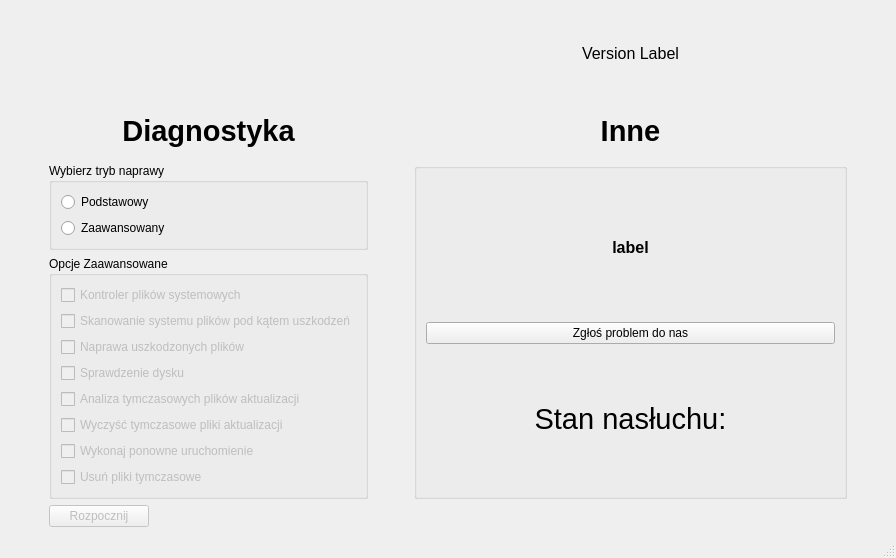
lukpro681/PC-Diagnostic-Center, file Win_diagnosis_Minimal/mainwindow.ui: the form before one commit.
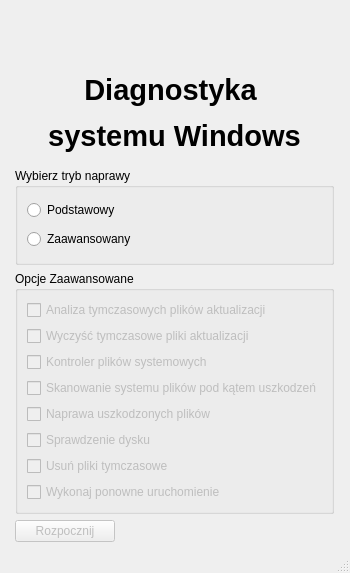
The form after the commit. Icons and pictures are not drawn.

```diff
--- a/Win_diagnosis_Minimal/mainwindow.ui
+++ b/Win_diagnosis_Minimal/mainwindow.ui
@@ -6,20 +6,20 @@
    <rect>
     <x>0</x>
     <y>0</y>
-    <width>896</width>
-    <height>558</height>
+    <width>350</width>
+    <height>573</height>
    </rect>
   </property>
   <property name="minimumSize">
    <size>
-    <width>687</width>
-    <height>543</height>
+    <width>350</width>
+    <height>573</height>
    </size>
   </property>
   <property name="maximumSize">
    <size>
-    <width>9999999</width>
-    <height>16777215</height>
+    <width>350</width>
+    <height>573</height>
    </size>
   </property>
   <property name="windowTitle">
@@ -27,7 +27,42 @@
   </property>
   <widget class="QWidget" name="centralwidget">
    <layout class="QGridLayout" name="gridLayout_3">
-    <item row="6" column="1" rowspan="2">
+    <item row="4" column="0">
+     <widget class="QGroupBox" name="groupBox">
+      <property name="maximumSize">
+       <size>
+        <width>16777215</width>
+        <height>16777215</height>
+       </size>
+      </property>
+      <property name="title">
+       <string>Wybierz tryb naprawy</string>
+      </property>
+      <layout class="QGridLayout" name="gridLayout_2">
+       <item row="0" column="0">
+        <widget class="QRadioButton" name="basic">
+         <property name="toolTip">
+          <string>Wykonuje podstawową procedurę naprawy systemu plików</string>
+         </property>
+         <property name="text">
+          <string>Podstawowy</string>
+         </property>
+        </widget>
+       </item>
+       <item row="1" column="0">
+        <widget class="QRadioButton" name="advanced">
+         <property name="toolTip">
+          <string>Pozwala wybrać zestaw instrukcji, który ma zostać wykonany</string>
+         </property>
+         <property name="text">
+          <string>Zaawansowany</string>
+         </property>
+        </widget>
+       </item>
+      </layout>
+     </widget>
+    </item>
+    <item row="5" column="0" rowspan="2">
      <widget class="QGroupBox" name="groupBox_2">
       <property name="enabled">
        <bool>true</bool>
@@ -36,7 +71,37 @@
        <string>Opcje Zaawansowane</string>
       </property>
       <layout class="QGridLayout" name="gridLayout">
-       <item row="10" column="0">
+       <item row="15" column="0">
+        <widget class="QCheckBox" name="op8">
+         <property name="enabled">
+          <bool>false</bool>
+         </property>
+         <property name="text">
+          <string>Usuń pliki tymczasowe</string>
+         </property>
+        </widget>
+       </item>
+       <item row="9" column="0">
+        <widget class="QCheckBox" name="op4">
+         <property name="enabled">
+          <bool>false</bool>
+         </property>
+         <property name="text">
+          <string>Sprawdzenie dysku</string>
+         </property>
+        </widget>
+       </item>
+       <item row="4" column="0">
+        <widget class="QCheckBox" name="op2">
+         <property name="enabled">
+          <bool>false</bool>
+         </property>
+         <property name="text">
+          <string>Skanowanie systemu plików pod kątem uszkodzeń</string>
+         </property>
+        </widget>
+       </item>
+       <item row="2" column="0">
         <widget class="QCheckBox" name="op6">
          <property name="enabled">
           <bool>false</bool>
@@ -46,7 +111,7 @@
          </property>
         </widget>
        </item>
-       <item row="1" column="0">
+       <item row="3" column="0">
         <widget class="QCheckBox" name="op1">
          <property name="enabled">
           <bool>false</bool>
@@ -59,37 +124,7 @@
          </property>
         </widget>
        </item>
-       <item row="12" column="0">
-        <widget class="QCheckBox" name="op7">
-         <property name="enabled">
-          <bool>false</bool>
-         </property>
-         <property name="text">
-          <string>Wykonaj ponowne uruchomienie</string>
-         </property>
-        </widget>
-       </item>
-       <item row="13" column="0">
-        <widget class="QCheckBox" name="op8">
-         <property name="enabled">
-          <bool>false</bool>
-         </property>
-         <property name="text">
-          <string>Usuń pliki tymczasowe</string>
-         </property>
-        </widget>
-       </item>
-       <item row="7" column="0">
-        <widget class="QCheckBox" name="op4">
-         <property name="enabled">
-          <bool>false</bool>
-         </property>
-         <property name="text">
-          <string>Sprawdzenie dysku</string>
-         </property>
-        </widget>
-       </item>
-       <item row="8" column="0">
+       <item row="1" column="0">
         <widget class="QCheckBox" name="op5">
          <property name="enabled">
           <bool>false</bool>
@@ -99,7 +134,7 @@
          </property>
         </widget>
        </item>
-       <item row="3" column="0">
+       <item row="6" column="0">
         <widget class="QCheckBox" name="op3">
          <property name="enabled">
           <bool>false</bool>
@@ -109,52 +144,20 @@
          </property>
         </widget>
        </item>
-       <item row="2" column="0">
-        <widget class="QCheckBox" name="op2">
+       <item row="16" column="0">
+        <widget class="QCheckBox" name="op7">
          <property name="enabled">
           <bool>false</bool>
          </property>
          <property name="text">
-          <string>Skanowanie systemu plików pod kątem uszkodzeń</string>
+          <string>Wykonaj ponowne uruchomienie</string>
          </property>
         </widget>
        </item>
       </layout>
      </widget>
     </item>
-    <item row="3" column="4">
-     <spacer name="horizontalSpacer_5">
-      <property name="orientation">
-       <enum>Qt::Horizontal</enum>
-      </property>
-      <property name="sizeType">
-       <enum>QSizePolicy::Fixed</enum>
-      </property>
-      <property name="sizeHint" stdset="0">
-       <size>
-        <width>40</width>
-        <height>20</height>
-       </size>
-      </property>
-     </spacer>
-    </item>
-    <item row="8" column="3">
-     <spacer name="verticalSpacer_2">
-      <property name="orientation">
-       <enum>Qt::Vertical</enum>
-      </property>
-      <property name="sizeType">
-       <enum>QSizePolicy::Fixed</enum>
-      </property>
-      <property name="sizeHint" stdset="0">
-       <size>
-        <width>20</width>
-        <height>20</height>
-       </size>
-      </property>
-     </spacer>
-    </item>
-    <item row="4" column="1">
+    <item row="3" column="0">
      <widget class="QLabel" name="diagno_info">
       <property name="font">
        <font>
@@ -164,187 +167,14 @@
        </font>
       </property>
       <property name="text">
-       <string>Diagnostyka</string>
+       <string>&lt;html&gt;&lt;head/&gt;&lt;body&gt;&lt;p&gt;Diagnostyka &lt;/p&gt;&lt;p&gt;systemu Windows&lt;/p&gt;&lt;/body&gt;&lt;/html&gt;</string>
       </property>
       <property name="alignment">
        <set>Qt::AlignCenter</set>
       </property>
      </widget>
     </item>
-    <item row="5" column="2">
-     <spacer name="horizontalSpacer_3">
-      <property name="orientation">
-       <enum>Qt::Horizontal</enum>
-      </property>
-      <property name="sizeType">
-       <enum>QSizePolicy::Fixed</enum>
-      </property>
-      <property name="sizeHint" stdset="0">
-       <size>
-        <width>40</width>
-        <height>20</height>
-       </size>
-      </property>
-     </spacer>
-    </item>
-    <item row="4" column="0">
-     <spacer name="horizontalSpacer">
-      <property name="orientation">
-       <enum>Qt::Horizontal</enum>
-      </property>
-      <property name="sizeType">
-       <enum>QSizePolicy::Fixed</enum>
-      </property>
-      <property name="sizeHint" stdset="0">
-       <size>
-        <width>40</width>
-        <height>20</height>
-       </size>
-      </property>
-     </spacer>
-    </item>
-    <item row="8" column="1">
-     <widget class="QPushButton" name="pushButton">
-      <property name="enabled">
-       <bool>false</bool>
-      </property>
-      <property name="maximumSize">
-       <size>
-        <width>100</width>
-        <height>16777215</height>
-       </size>
-      </property>
-      <property name="text">
-       <string>Rozpocznij</string>
-      </property>
-     </widget>
-    </item>
-    <item row="5" column="1">
-     <widget class="QGroupBox" name="groupBox">
-      <property name="maximumSize">
-       <size>
-        <width>16777215</width>
-        <height>16777215</height>
-       </size>
-      </property>
-      <property name="title">
-       <string>Wybierz tryb naprawy</string>
-      </property>
-      <layout class="QGridLayout" name="gridLayout_2">
-       <item row="0" column="0">
-        <widget class="QRadioButton" name="basic">
-         <property name="toolTip">
-          <string>Wykonuje podstawową procedurę naprawy systemu plików</string>
-         </property>
-         <property name="text">
-          <string>Podstawowy</string>
-         </property>
-        </widget>
-       </item>
-       <item row="1" column="0">
-        <widget class="QRadioButton" name="advanced">
-         <property name="toolTip">
-          <string>Pozwala wybrać zestaw instrukcji, który ma zostać wykonany</string>
-         </property>
-         <property name="text">
-          <string>Zaawansowany</string>
-         </property>
-        </widget>
-       </item>
-      </layout>
-     </widget>
-    </item>
-    <item row="4" column="3">
-     <widget class="QLabel" name="Other_prob">
-      <property name="font">
-       <font>
-        <pointsize>22</pointsize>
-        <weight>75</weight>
-        <bold>true</bold>
-       </font>
-      </property>
-      <property name="text">
-       <string>Inne</string>
-      </property>
-      <property name="alignment">
-       <set>Qt::AlignCenter</set>
-      </property>
-     </widget>
-    </item>
-    <item row="5" column="4">
-     <spacer name="horizontalSpacer_2">
-      <property name="orientation">
-       <enum>Qt::Horizontal</enum>
-      </property>
-      <property name="sizeType">
-       <enum>QSizePolicy::Fixed</enum>
-      </property>
-      <property name="sizeHint" stdset="0">
-       <size>
-        <width>40</width>
-        <height>20</height>
-       </size>
-      </property>
-     </spacer>
-    </item>
-    <item row="5" column="3" rowspan="3">
-     <widget class="QGroupBox" name="groupBox_3">
-      <property name="title">
-       <string/>
-      </property>
-      <layout class="QGridLayout" name="gridLayout_4">
-       <item row="1" column="0">
-        <widget class="QPushButton" name="report_prob">
-         <property name="enabled">
-          <bool>true</bool>
-         </property>
-         <property name="text">
-          <string>Zgłoś problem do nas</string>
-         </property>
-        </widget>
-       </item>
-       <item row="0" column="0">
-        <widget class="QLabel" name="label_2">
-         <property name="font">
-          <font>
-           <pointsize>12</pointsize>
-           <weight>75</weight>
-           <bold>true</bold>
-          </font>
-         </property>
-         <property name="styleSheet">
-          <string notr="true"/>
-         </property>
-         <property name="text">
-          <string>label</string>
-         </property>
-         <property name="alignment">
-          <set>Qt::AlignCenter</set>
-         </property>
-         <property name="wordWrap">
-          <bool>true</bool>
-         </property>
-        </widget>
-       </item>
-       <item row="2" column="0">
-        <widget class="QLabel" name="nasluchCheck">
-         <property name="font">
-          <font>
-           <pointsize>22</pointsize>
-          </font>
-         </property>
-         <property name="text">
-          <string>Stan nasłuchu:</string>
-         </property>
-         <property name="alignment">
-          <set>Qt::AlignCenter</set>
-         </property>
-        </widget>
-       </item>
-      </layout>
-     </widget>
-    </item>
-    <item row="1" column="1">
+    <item row="0" column="0">
      <widget class="QLabel" name="logo">
       <property name="maximumSize">
        <size>
@@ -369,40 +199,19 @@
       </property>
      </widget>
     </item>
-    <item row="0" column="0">
-     <spacer name="horizontalSpacer_4">
-      <property name="orientation">
-       <enum>Qt::Horizontal</enum>
+    <item row="7" column="0">
+     <widget class="QPushButton" name="pushButton">
+      <property name="enabled">
+       <bool>false</bool>
       </property>
-      <property name="sizeType">
-       <enum>QSizePolicy::Fixed</enum>
-      </property>
-      <property name="sizeHint" stdset="0">
+      <property name="maximumSize">
        <size>
-        <width>40</width>
-        <height>20</height>
+        <width>100</width>
+        <height>16777215</height>
        </size>
       </property>
-     </spacer>
-    </item>
-    <item row="1" column="3">
-     <widget class="QLabel" name="welcome">
-      <property name="font">
-       <font>
-        <pointsize>12</pointsize>
-       </font>
-      </property>
       <property name="text">
-       <string>&lt;html&gt;&lt;head/&gt;&lt;body&gt;&lt;p&gt;Version Label&lt;/p&gt;&lt;/body&gt;&lt;/html&gt;</string>
-      </property>
-      <property name="scaledContents">
-       <bool>false</bool>
-      </property>
-      <property name="alignment">
-       <set>Qt::AlignCenter</set>
-      </property>
-      <property name="wordWrap">
-       <bool>true</bool>
+       <string>Rozpocznij</string>
       </property>
      </widget>
     </item>
```
Left out of the diff: 3 changed lines with no effect on the pictures.
